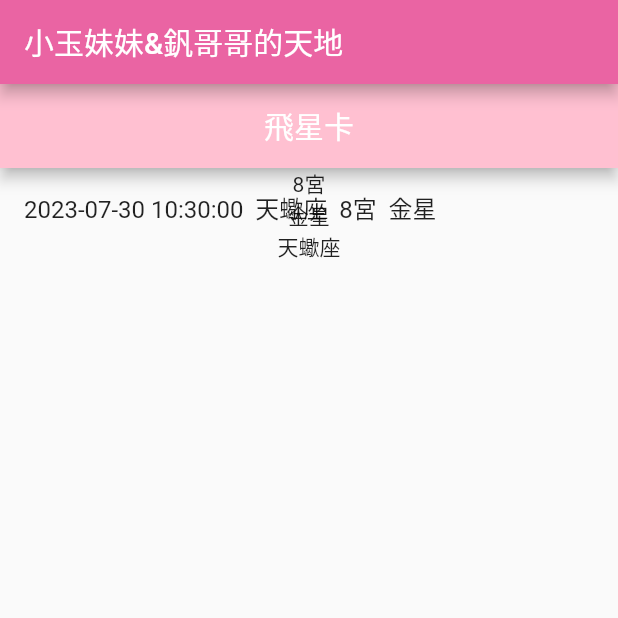
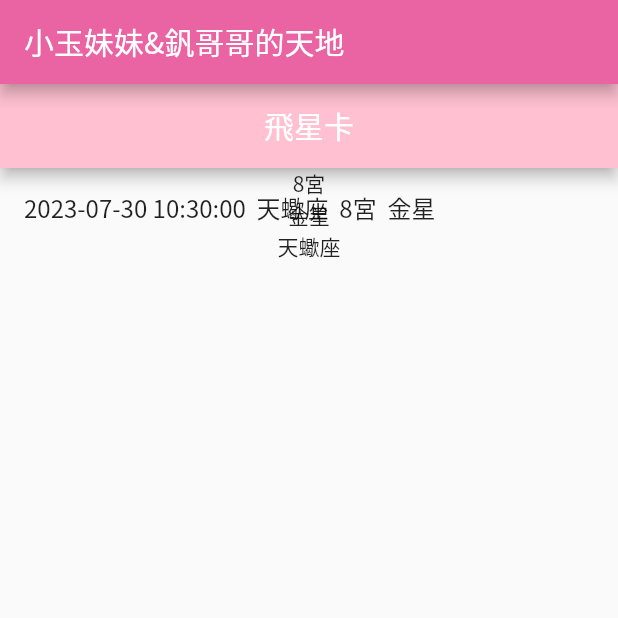
Before and after one commit to fanfaner1207/divination, a Flutter app: the screen it shows after launch, after a tap on an icon or button, on a phone screen of 412 x 824 dp, the top half of it. Run offline on Flutter 3.47's test engine with Material 2 defaults, Android fonts, the phone set to English and light mode, and no system bars; missing offline and left inert: bottom_drawer; Roboto replaces fonts that are missing (PingFang).

Commit message:
version 1.0.1 修改全部字體為NotoSansTC

```diff
--- a/lib/main.dart
+++ b/lib/main.dart
@@ -17,16 +17,13 @@ class MyApp extends StatelessWidget {
 
   @override
   Widget build(BuildContext context) {
-    return const MaterialApp(
-      title: _title,theme: ThemeData(
-      primarySwatch: Colors.blue,
-      visualDensity: VisualDensity.comfortable,
-      fontFamily: "PingFang",
-      textTheme: TextTheme(
-
-      )),
-      home: Mystatefulwidget(),
-
+    return MaterialApp(
+      title: _title,
+      theme: ThemeData(
+          primarySwatch: Colors.blue,
+          visualDensity: VisualDensity.comfortable,
+          fontFamily: "NotoSansTC"),
+      home: const Mystatefulwidget(),
     );
   }
 }
--- a/lib/tabs/astrology.dart
+++ b/lib/tabs/astrology.dart
@@ -1,5 +1,4 @@
 import 'dart:math';
-
 import 'package:bottom_drawer/bottom_drawer.dart';
 import 'package:flutter/material.dart';
 
```
